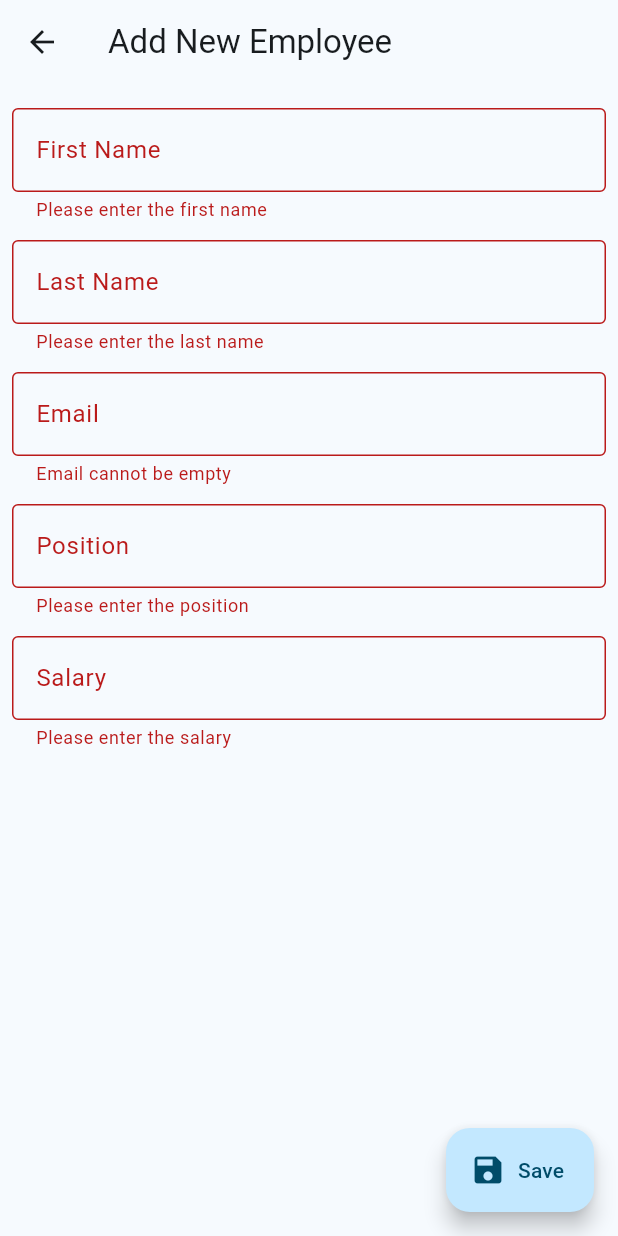
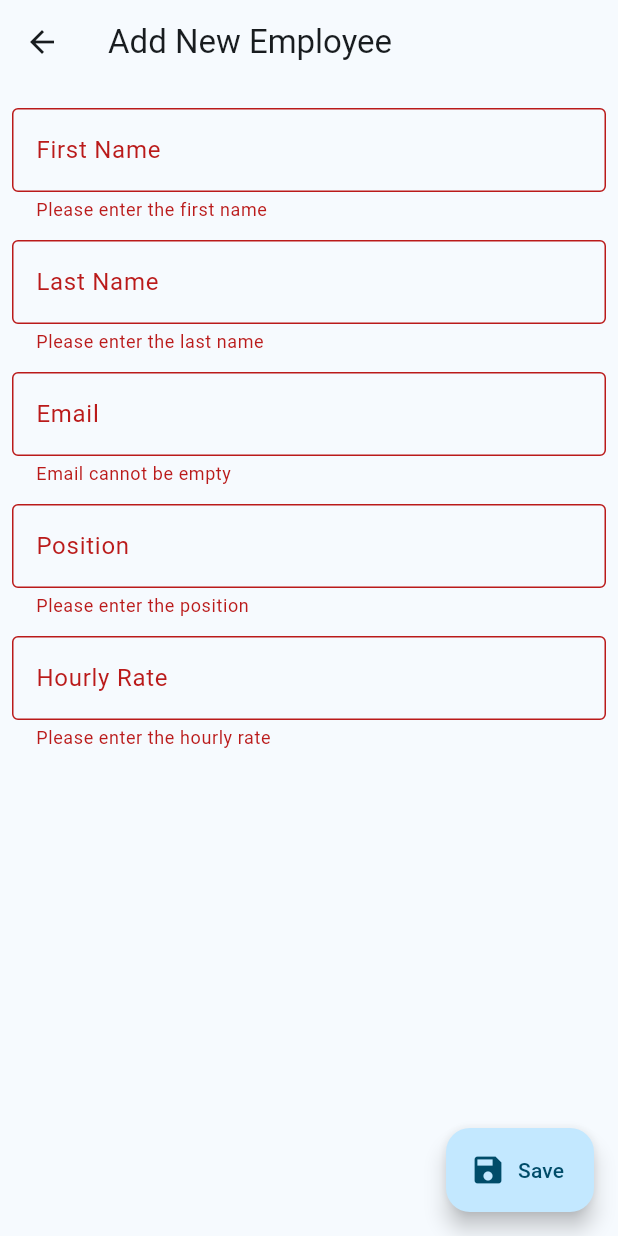
Before and after one commit to Delthoid/payroll_app_opr_test, a Flutter app: the AddNewEmployeePage screen opened by its route, after a tap on "Save", on a phone screen of 412 x 824 dp. Run offline on Flutter 3.47's test engine with Material 3 defaults, Android fonts, the phone set to English and light mode, and no system bars; our stand-ins replace bloc, equatable, flutter_bloc, get_it, go_router, sqflite; accounts and stored records are empty.

Commit message:
Renamed Salary to Hourly Rate in the employee management pages.

```diff
--- a/lib/data/dto/employee/employee_dto.dart
+++ b/lib/data/dto/employee/employee_dto.dart
@@ -7,7 +7,7 @@ class EmployeeDto extends Employee {
     required super.lastName,
     required super.email,
     required super.position,
-    required super.salary,
+    required super.hourlyRate,
   });
 
   factory EmployeeDto.fromJson(Map<String, dynamic> json) {
@@ -17,7 +17,7 @@ class EmployeeDto extends Employee {
       lastName: json['last_name'] as String,
       email: json['email'] as String,
       position: json['position'] as String,
-      salary: (json['salary'] as num).toDouble(),
+      hourlyRate: (json['hourly_rate'] as num).toDouble(),
     );
   }
 
@@ -28,7 +28,7 @@ class EmployeeDto extends Employee {
       'last_name': lastName,
       'email': email,
       'position': position,
-      'salary': salary,
+      'hourly_rate': hourlyRate,
     };
   }
 
@@ -39,7 +39,7 @@ class EmployeeDto extends Employee {
       'last_name': lastName,
       'email': email,
       'position': position,
-      'salary': salary,
+      'hourly_rate': hourlyRate,
     };
   }
 }
--- a/lib/data/repositories/employee_repository_impl.dart
+++ b/lib/data/repositories/employee_repository_impl.dart
@@ -20,7 +20,7 @@ class EmployeeRepositoryImpl implements EmployeeRepository {
         lastName: employee.lastName,
         email: employee.email,
         position: employee.position,
-        salary: employee.salary,
+        hourlyRate: employee.hourlyRate,
       ),
     );
   }
@@ -52,7 +52,7 @@ class EmployeeRepositoryImpl implements EmployeeRepository {
         lastName: employee.lastName,
         email: employee.email,
         position: employee.position,
-        salary: employee.salary,
+        hourlyRate: employee.hourlyRate,
       ),
     );
   }
--- a/lib/data/services/sql_service.dart
+++ b/lib/data/services/sql_service.dart
@@ -89,7 +89,7 @@ class SqlService {
             last_name TEXT NOT NULL,
             email TEXT NOT NULL,
             position TEXT NOT NULL,
-            salary REAL NOT NULL
+            hourly_rate REAL NOT NULL
           )
         ''');
       },
--- a/lib/domain/entities/employee/employee.dart
+++ b/lib/domain/entities/employee/employee.dart
@@ -6,7 +6,7 @@ class Employee extends Equatable {
   final String lastName;
   final String email;
   final String position;
-  final double salary;
+  final double hourlyRate;
 
   Employee({
     required this.id,
@@ -14,7 +14,7 @@ class Employee extends Equatable {
     required this.lastName,
     required this.email,
     required this.position,
-    required this.salary,
+    required this.hourlyRate,
   });
 
   Employee copyWith({
@@ -23,7 +23,7 @@ class Employee extends Equatable {
     String? lastName,
     String? email,
     String? position,
-    double? salary,
+    double? hourlyRate,
   }) {
     return Employee(
       id: id ?? this.id,
@@ -31,7 +31,7 @@ class Employee extends Equatable {
       lastName: lastName ?? this.lastName,
       email: email ?? this.email,
       position: position ?? this.position,
-      salary: salary ?? this.salary,
+      hourlyRate: hourlyRate ?? this.hourlyRate,
     );
   }
 
@@ -43,10 +43,10 @@ class Employee extends Equatable {
       lastName: '',
       email: '',
       position: '',
-      salary: 0.0,
+      hourlyRate: 0.0,
     );
   }
 
   @override
-  List<Object?> get props => [id, firstName, lastName, email, position, salary];
+  List<Object?> get props => [id, firstName, lastName, email, position, hourlyRate];
 }
--- a/lib/presentation/employees/pages/employee/add_new_employee_page.dart
+++ b/lib/presentation/employees/pages/employee/add_new_employee_page.dart
@@ -20,7 +20,7 @@ class _AddNewEmployeePageState extends State<AddNewEmployeePage> {
   final TextEditingController _lastNameController = TextEditingController();
   final TextEditingController _emailController = TextEditingController();
   final TextEditingController _positionController = TextEditingController();
-  final TextEditingController _salaryController = TextEditingController();
+  final TextEditingController _hourlyRateController = TextEditingController();
 
   @override
   Widget build(BuildContext context) {
@@ -56,7 +56,7 @@ class _AddNewEmployeePageState extends State<AddNewEmployeePage> {
                       lastName: _lastNameController.text,
                       email: _emailController.text,
                       position: _positionController.text,
-                      salary: double.parse(_salaryController.text),
+                      hourlyRate: double.parse(_hourlyRateController.text),
                       id: '',
                     ),
                   ),
@@ -129,22 +129,22 @@ class _AddNewEmployeePageState extends State<AddNewEmployeePage> {
                       },
                     ),
                     TextFormField(
-                      controller: _salaryController,
+                      controller: _hourlyRateController,
                       autovalidateMode: AutovalidateMode.onUserInteraction,
                       decoration: const InputDecoration(
-                        labelText: 'Salary',
+                        labelText: 'Hourly Rate',
                         border: OutlineInputBorder(),
                       ),
                       inputFormatters: [FilteringTextInputFormatter.digitsOnly],
                       keyboardType: TextInputType.number,
                       validator: (value) {
                         if (value == null || value.isEmpty) {
-                          return 'Please enter the salary';
+                          return 'Please enter the hourly rate';
                         }
 
-                        final salary = double.tryParse(value);
-                        if (salary == null || salary <= 0) {
-                          return 'Please enter a valid salary';
+                        final hourlyRate = double.tryParse(value);
+                        if (hourlyRate == null || hourlyRate <= 0) {
+                          return 'Please enter a valid hourly rate';
                         }
 
                         return null;
--- a/lib/presentation/employees/pages/employee/edit_employee_page.dart
+++ b/lib/presentation/employees/pages/employee/edit_employee_page.dart
@@ -18,7 +18,7 @@ class _EditEmployeePageState extends State<EditEmployeePage> {
   final TextEditingController _lastNameController = TextEditingController();
   final TextEditingController _emailController = TextEditingController();
   final TextEditingController _positionController = TextEditingController();
-  final TextEditingController _salaryController = TextEditingController();
+  final TextEditingController _hourlyRateController = TextEditingController();
 
   @override
   Widget build(BuildContext context) {
@@ -57,7 +57,7 @@ class _EditEmployeePageState extends State<EditEmployeePage> {
           _lastNameController.text = state.employee.lastName;
           _emailController.text = state.employee.email;
           _positionController.text = state.employee.position;
-          _salaryController.text = state.employee.salary.toString();
+          _hourlyRateController.text = state.employee.hourlyRate.toString();
         }
 
         return Scaffold(
@@ -74,7 +74,7 @@ class _EditEmployeePageState extends State<EditEmployeePage> {
                             lastName: _lastNameController.text,
                             email: _emailController.text,
                             position: _positionController.text,
-                            salary: double.parse(_salaryController.text),
+                            hourlyRate: double.parse(_hourlyRateController.text),
                           ),
                         ),
                       );
@@ -130,15 +130,15 @@ class _EditEmployeePageState extends State<EditEmployeePage> {
                       },
                     ),
                     TextFormField(
-                      controller: _salaryController,
-                      decoration: const InputDecoration(labelText: 'Salary'),
+                      controller: _hourlyRateController,
+                      decoration: const InputDecoration(labelText: 'Hourly Rate'),
                       keyboardType: TextInputType.number,
                       validator: (value) {
                         if (value == null || value.isEmpty) {
-                          return 'Please enter salary';
+                          return 'Please enter hourly rate';
                         }
                         if (double.tryParse(value) == null) {
-                          return 'Please enter a valid salary';
+                          return 'Please enter a valid hourly rate';
                         }
                         return null;
                       },
--- a/lib/presentation/employees/pages/employee/employee_details_page.dart
+++ b/lib/presentation/employees/pages/employee/employee_details_page.dart
@@ -149,9 +149,9 @@ class _EmployeeDetailsPageState extends State<EmployeeDetailsPage> {
                     ListTile(
                       leading: const Icon(Icons.attach_money),
                       title: Text(
-                        '\$${state.employee.salary.toStringAsFixed(2)}',
+                        '\$${state.employee.hourlyRate.toStringAsFixed(2)}',
                       ),
-                      subtitle: Text('Salary'),
+                      subtitle: Text('Hourly Rate'),
                     ),
 
                     const Divider(),
```
